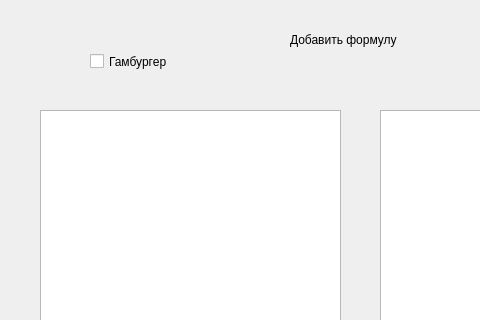
Before: the Qt Designer form PyQtGraph/ui/grapth1.ui in Elizaveta-pl/d-19, drawn with Qt 5; both pictures show x 0 to 480 and y 0 to 320 of the 727 by 504 pixel window.
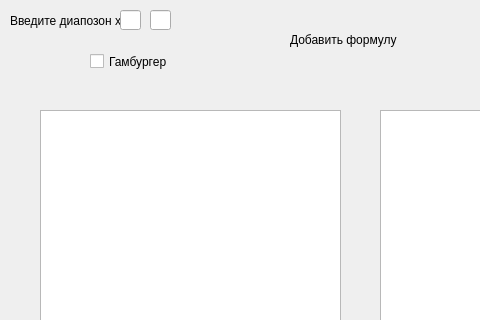
After: the same form once the commit is applied.

```diff
--- a/PyQtGraph/ui/grapth1.ui
+++ b/PyQtGraph/ui/grapth1.ui
@@ -98,6 +98,39 @@
     <bool>false</bool>
    </property>
   </widget>
+  <widget class="QLabel" name="label_2">
+   <property name="geometry">
+    <rect>
+     <x>10</x>
+     <y>10</y>
+     <width>111</width>
+     <height>21</height>
+    </rect>
+   </property>
+   <property name="text">
+    <string>Введите диапозон х</string>
+   </property>
+  </widget>
+  <widget class="QLineEdit" name="lineEdit_xk">
+   <property name="geometry">
+    <rect>
+     <x>150</x>
+     <y>10</y>
+     <width>21</width>
+     <height>20</height>
+    </rect>
+   </property>
+  </widget>
+  <widget class="QLineEdit" name="lineEdit_xn">
+   <property name="geometry">
+    <rect>
+     <x>120</x>
+     <y>10</y>
+     <width>21</width>
+     <height>20</height>
+    </rect>
+   </property>
+  </widget>
   <zorder>listViewGrapth</zorder>
   <zorder>pushBuild</zorder>
   <zorder>lineGrapth</zorder>
```
Left out of the diff: 3 changed lines with no effect on the pictures.
